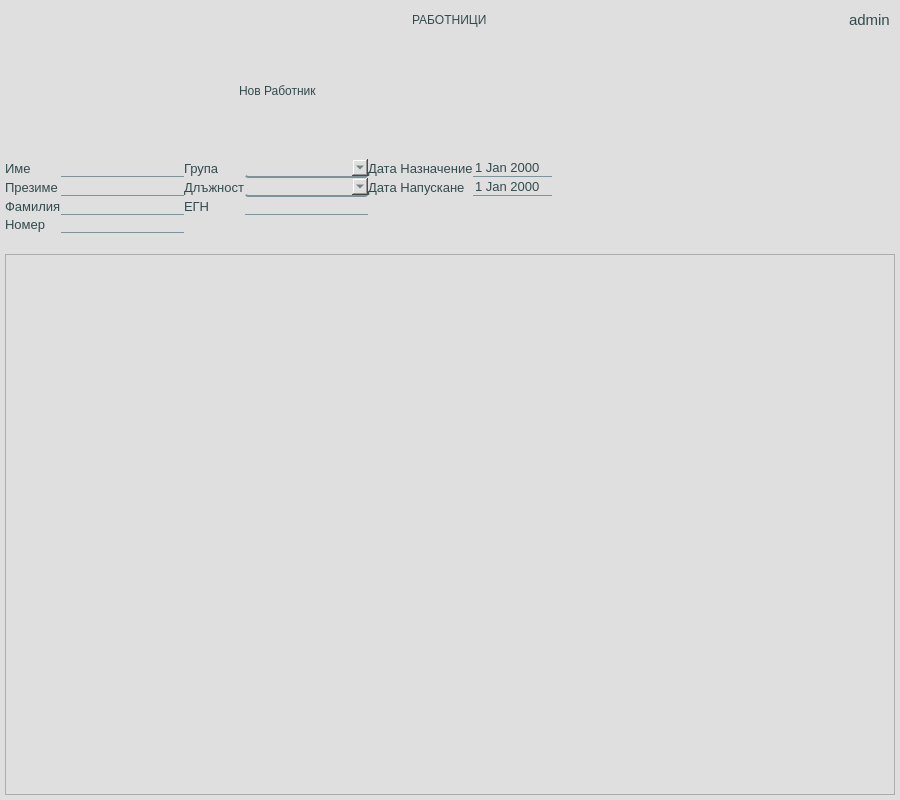
The window that app/ui/widgets/customWorkersWidget.ui (DevilPhp/WorkSalary.v01) describes before a commit, drawn with Qt 5.
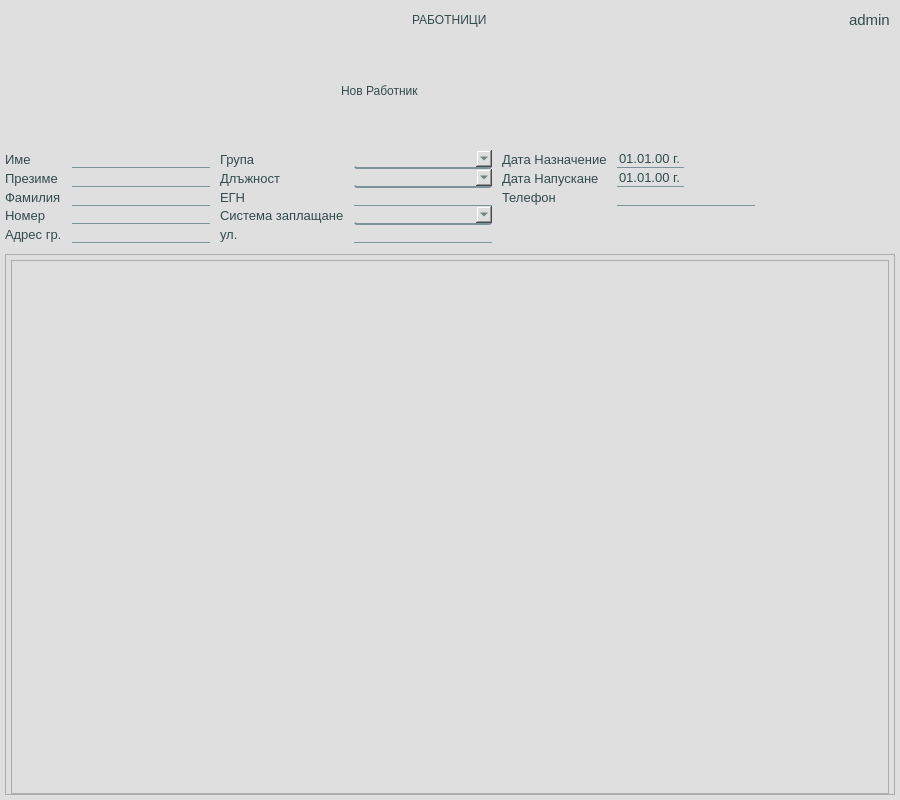
The same window after the commit. Icons and pictures are not drawn.

```diff
--- a/app/ui/widgets/customWorkersWidget.ui
+++ b/app/ui/widgets/customWorkersWidget.ui
@@ -78,7 +78,7 @@
 	font-size: 10pt;
 }
 
-#overtimeWarning {
+#calStartBtn, #calLeavingBtn {
 	background-color: #dfdfdf;
 	padding: 0px;
 }
@@ -284,7 +284,7 @@
         </property>
         <property name="minimumSize">
          <size>
-          <width>400</width>
+          <width>750</width>
           <height>200</height>
          </size>
         </property>
@@ -352,6 +352,56 @@
             </property>
             <item>
              <layout class="QGridLayout" name="gridLayout">
+              <property name="horizontalSpacing">
+               <number>10</number>
+              </property>
+              <item row="0" column="2">
+               <widget class="QLabel" name="label_6">
+                <property name="text">
+                 <string>Група</string>
+                </property>
+               </widget>
+              </item>
+              <item row="2" column="3">
+               <widget class="QLineEdit" name="worker_5_EGN"/>
+              </item>
+              <item row="0" column="3">
+               <widget class="QComboBox" name="cehoveComboBox">
+                <property name="focusPolicy">
+                 <enum>Qt::ClickFocus</enum>
+                </property>
+               </widget>
+              </item>
+              <item row="2" column="4">
+               <widget class="QLabel" name="label_12">
+                <property name="text">
+                 <string>Телефон</string>
+                </property>
+               </widget>
+              </item>
+              <item row="1" column="1">
+               <widget class="QLineEdit" name="worker_2_sirname"/>
+              </item>
+              <item row="2" column="2">
+               <widget class="QLabel" name="label_8">
+                <property name="text">
+                 <string>ЕГН</string>
+                </property>
+               </widget>
+              </item>
+              <item row="3" column="1">
+               <widget class="QLineEdit" name="worker_4_number"/>
+              </item>
+              <item row="0" column="1">
+               <widget class="QLineEdit" name="worker_1_name"/>
+              </item>
+              <item row="2" column="0">
+               <widget class="QLabel" name="label_4">
+                <property name="text">
+                 <string>Фамилия</string>
+                </property>
+               </widget>
+              </item>
               <item row="3" column="0">
                <widget class="QLabel" name="label_5">
                 <property name="text">
@@ -359,25 +409,6 @@
                 </property>
                </widget>
               </item>
-              <item row="0" column="3">
-               <widget class="QComboBox" name="comboBox"/>
-              </item>
-              <item row="0" column="4">
-               <widget class="QLabel" name="label_10">
-                <property name="text">
-                 <string>Дата Назначение</string>
-                </property>
-               </widget>
-              </item>
-              <item row="2" column="3">
-               <widget class="QLineEdit" name="lineEdit_7"/>
-              </item>
-              <item row="3" column="1">
-               <widget class="QLineEdit" name="lineEdit_4"/>
-              </item>
-              <item row="1" column="3">
-               <widget class="QComboBox" name="comboBox_2"/>
-              </item>
               <item row="1" column="0">
                <widget class="QLabel" name="label_3">
                 <property name="text">
@@ -385,6 +416,64 @@
                 </property>
                </widget>
               </item>
+              <item row="0" column="5">
+               <widget class="QWidget" name="widget_5" native="true">
+                <layout class="QHBoxLayout" name="horizontalLayout_5">
+                 <property name="spacing">
+                  <number>5</number>
+                 </property>
+                 <property name="leftMargin">
+                  <number>0</number>
+                 </property>
+                 <property name="topMargin">
+                  <number>0</number>
+                 </property>
+                 <property name="rightMargin">
+                  <number>0</number>
+                 </property>
+                 <property name="bottomMargin">
+                  <number>0</number>
+                 </property>
+                 <item>
+                  <widget class="QDateEdit" name="startDateEdit">
+                   <property name="focusPolicy">
+                    <enum>Qt::ClickFocus</enum>
+                   </property>
+                   <property name="displayFormat">
+                    <string>dd.MM.yy 'г.'</string>
+                   </property>
+                  </widget>
+                 </item>
+                 <item alignment="Qt::AlignLeft">
+                  <widget class="QPushButton" name="calStartBtn">
+                   <property name="focusPolicy">
+                    <enum>Qt::NoFocus</enum>
+                   </property>
+                   <property name="text">
+                    <string/>
+                   </property>
+                   <property name="icon">
+                    <iconset resource="../../../resources.qrc">
+                     <normaloff>:/icons/app/assets/icons/Calendar--Streamline-Solar-Broken.svg</normaloff>:/icons/app/assets/icons/Calendar--Streamline-Solar-Broken.svg</iconset>
+                   </property>
+                   <property name="iconSize">
+                    <size>
+                     <width>20</width>
+                     <height>20</height>
+                    </size>
+                   </property>
+                  </widget>
+                 </item>
+                </layout>
+               </widget>
+              </item>
+              <item row="0" column="0">
+               <widget class="QLabel" name="label_2">
+                <property name="text">
+                 <string>Име</string>
+                </property>
+               </widget>
+              </item>
               <item row="1" column="4">
                <widget class="QLabel" name="label_9">
                 <property name="text">
@@ -392,40 +481,91 @@
                 </property>
                </widget>
               </item>
-              <item row="0" column="2">
-               <widget class="QLabel" name="label_6">
-                <property name="text">
-                 <string>Група</string>
-                </property>
-               </widget>
-              </item>
               <item row="2" column="1">
-               <widget class="QLineEdit" name="lineEdit_3"/>
+               <widget class="QLineEdit" name="worker_3_lastname"/>
               </item>
-              <item row="0" column="1">
-               <widget class="QLineEdit" name="lineEdit"/>
+              <item row="3" column="3">
+               <widget class="QComboBox" name="paymentTypeComboBox">
+                <property name="focusPolicy">
+                 <enum>Qt::ClickFocus</enum>
+                </property>
+               </widget>
               </item>
-              <item row="0" column="0">
-               <widget class="QLabel" name="label_2">
+              <item row="0" column="4">
+               <widget class="QLabel" name="label_10">
                 <property name="text">
-                 <string>Име</string>
+                 <string>Дата Назначение</string>
                 </property>
                </widget>
               </item>
-              <item row="2" column="0">
-               <widget class="QLabel" name="label_4">
+              <item row="3" column="2">
+               <widget class="QLabel" name="label_11">
                 <property name="text">
-                 <string>Фамилия</string>
+                 <string>Система заплащане</string>
                 </property>
                </widget>
               </item>
-              <item row="2" column="2">
-               <widget class="QLabel" name="label_8">
-                <property name="text">
-                 <string>ЕГН</string>
+              <item row="2" column="5">
+               <widget class="QLineEdit" name="worker_6_tel"/>
+              </item>
+              <item row="1" column="3">
+               <widget class="QComboBox" name="positionComboBox">
+                <property name="focusPolicy">
+                 <enum>Qt::ClickFocus</enum>
                 </property>
                </widget>
               </item>
+              <item row="1" column="5">
+               <widget class="QWidget" name="widget_6" native="true">
+                <layout class="QHBoxLayout" name="horizontalLayout_6">
+                 <property name="spacing">
+                  <number>5</number>
+                 </property>
+                 <property name="leftMargin">
+                  <number>0</number>
+                 </property>
+                 <property name="topMargin">
+                  <number>0</number>
+                 </property>
+                 <property name="rightMargin">
+                  <number>0</number>
+                 </property>
+                 <property name="bottomMargin">
+                  <number>0</number>
+                 </property>
+                 <item>
+                  <widget class="QDateEdit" name="leaveDateEdit">
+                   <property name="focusPolicy">
+                    <enum>Qt::ClickFocus</enum>
+                   </property>
+                   <property name="displayFormat">
+                    <string>dd.MM.yy 'г.'</string>
+                   </property>
+                  </widget>
+                 </item>
+                 <item alignment="Qt::AlignLeft">
+                  <widget class="QPushButton" name="calLeavingBtn">
+                   <property name="focusPolicy">
+                    <enum>Qt::NoFocus</enum>
+                   </property>
+                   <property name="text">
+                    <string/>
+                   </property>
+                   <property name="icon">
+                    <iconset resource="../../../resources.qrc">
+                     <normaloff>:/icons/app/assets/icons/Calendar--Streamline-Solar-Broken.svg</normaloff>:/icons/app/assets/icons/Calendar--Streamline-Solar-Broken.svg</iconset>
+                   </property>
+                   <property name="iconSize">
+                    <size>
+                     <width>20</width>
+                     <height>20</height>
+                    </size>
+                   </property>
+                  </widget>
+                 </item>
+                </layout>
+               </widget>
+              </item>
               <item row="1" column="2">
                <widget class="QLabel" name="label_7">
                 <property name="text">
@@ -433,14 +573,25 @@
                 </property>
                </widget>
               </item>
-              <item row="1" column="1">
-               <widget class="QLineEdit" name="lineEdit_2"/>
+              <item row="4" column="0">
+               <widget class="QLabel" name="label_13">
+                <property name="text">
+                 <string>Адрес гр.</string>
+                </property>
+               </widget>
               </item>
-              <item row="0" column="5">
-               <widget class="QDateEdit" name="dateEdit"/>
+              <item row="4" column="1">
+               <widget class="QLineEdit" name="worker_7_townAdress"/>
               </item>
-              <item row="1" column="5">
-               <widget class="QDateEdit" name="dateEdit_2"/>
+              <item row="4" column="3">
+               <widget class="QLineEdit" name="worker_8_streetAdress"/>
+              </item>
+              <item row="4" column="2">
+               <widget class="QLabel" name="label_14">
+                <property name="text">
+                 <string>ул.</string>
+                </property>
+               </widget>
               </item>
              </layout>
             </item>
@@ -501,6 +652,44 @@
           <property name="bottomMargin">
            <number>0</number>
           </property>
+          <item>
+           <widget class="QTableView" name="workersTableView">
+            <property name="focusPolicy">
+             <enum>Qt::NoFocus</enum>
+            </property>
+            <property name="styleSheet">
+             <string notr="true">QHeaderView:section{
+	font: 700 10.5pt &quot;Segoe UI&quot;;
+	background-color: #dfdfdf;
+	padding-left: 10px;
+	padding-top:10px;
+	padding-right:10px;
+}
+QVerticalView:section{
+	min-height: 30;
+}
+QAbstractItemView{
+	alternate-background-color: #d3d3d3;
+	font: 10.5pt &quot;Segoe UI&quot;;
+	selection-background-color: rgba(198, 228, 254, 45);
+	selection-color: #324b4c;
+}
+QAbstractItemView:item{
+	selection-background-color: rgba(198, 228, 254, 45);
+	selection-color: #324b4c;
+}
+QAbstractItemView::item:selected{
+	background-color: rgba(198, 228, 254, 45);
+}</string>
+            </property>
+            <property name="cornerButtonEnabled">
+             <bool>false</bool>
+            </property>
+            <attribute name="verticalHeaderVisible">
+             <bool>false</bool>
+            </attribute>
+           </widget>
+          </item>
          </layout>
         </widget>
        </item>
```
